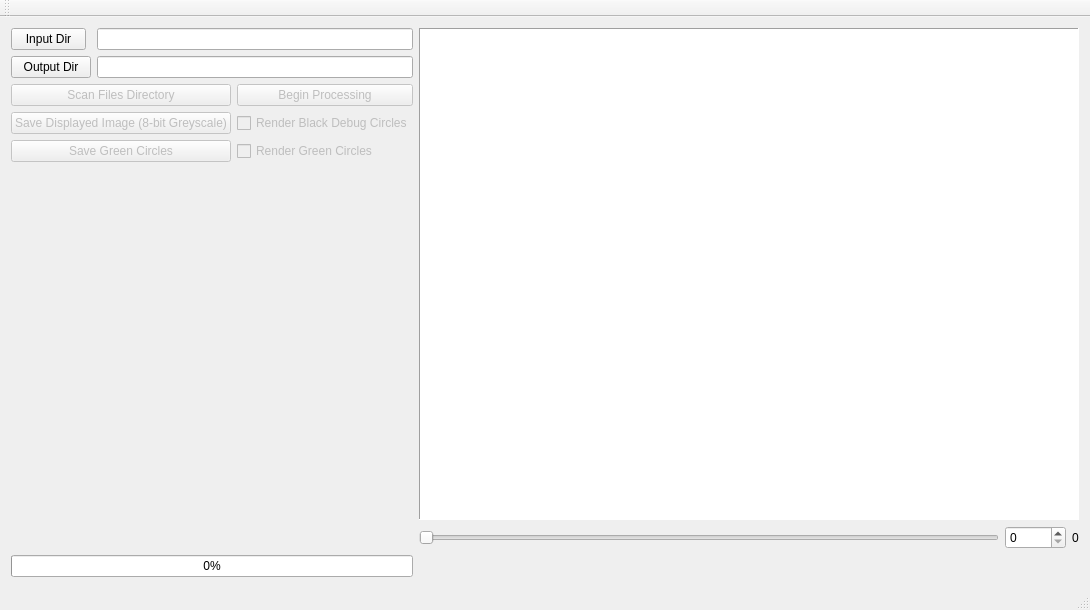
jimpelton/bsumg13, file imgproc/trunk/vs/ugip/ugip.ui: the form before one commit.
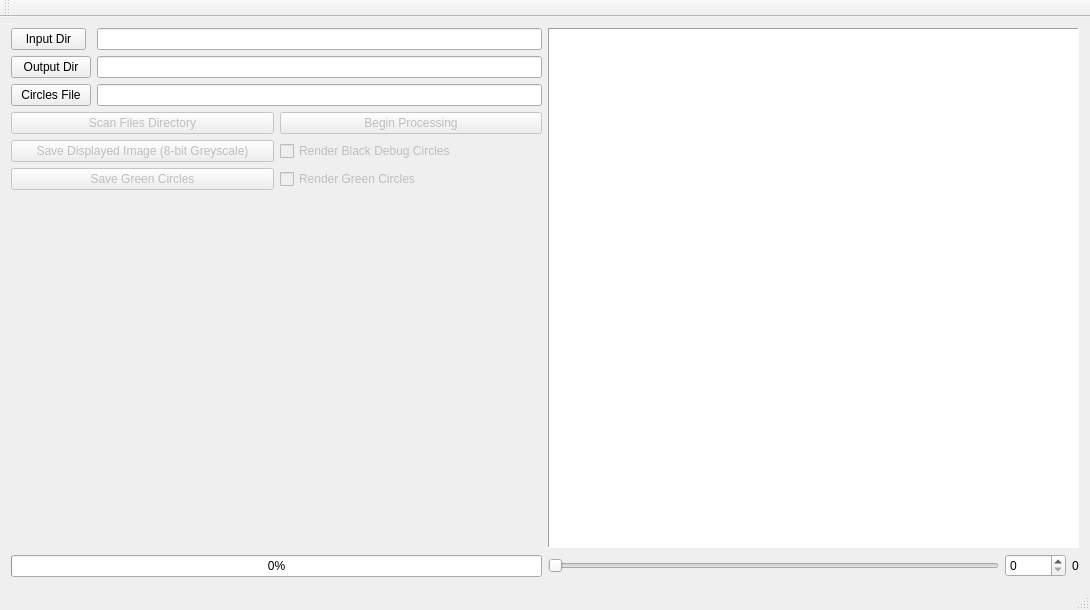
The form after the commit.

Commit message: Updated some comments in imgproc. Added preliminary circle file parsing in ugip.

What changed in the file:
```diff
--- a/imgproc/trunk/vs/ugip/ugip.ui
+++ b/imgproc/trunk/vs/ugip/ugip.ui
@@ -116,24 +116,24 @@
           </property>
          </widget>
         </item>
+        <item row="3" column="0">
+         <widget class="QPushButton" name="circlesFileBrowseButton">
+          <property name="text">
+           <string>Circles File</string>
+          </property>
+         </widget>
+        </item>
+        <item row="3" column="1">
+         <widget class="QLineEdit" name="circlesFileLineEdit"/>
+        </item>
        </layout>
       </item>
       <item>
-       <layout class="QGridLayout" name="gridLayout_3">
+       <layout class="QGridLayout" name="gridLayout_3" rowstretch="0,0,0,0,0,0,0,0,0,0">
         <property name="sizeConstraint">
          <enum>QLayout::SetMaximumSize</enum>
         </property>
-        <item row="1" column="0">
-         <widget class="QPushButton" name="scanFilesButton">
-          <property name="enabled">
-           <bool>false</bool>
-          </property>
-          <property name="text">
-           <string>Scan Files Directory</string>
-          </property>
-         </widget>
-        </item>
-        <item row="7" column="0">
+        <item row="6" column="0">
          <spacer name="verticalSpacer">
           <property name="orientation">
            <enum>Qt::Vertical</enum>
@@ -149,10 +149,36 @@
           </property>
          </spacer>
         </item>
-        <item row="8" column="0">
+        <item row="0" column="0">
+         <widget class="QPushButton" name="scanFilesButton">
+          <property name="enabled">
+           <bool>false</bool>
+          </property>
+          <property name="text">
+           <string>Scan Files Directory</string>
+          </property>
+         </widget>
+        </item>
+        <item row="8" column="0" colspan="2">
+         <widget class="QProgressBar" name="progressBar">
+          <property name="sizePolicy">
+           <sizepolicy hsizetype="Minimum" vsizetype="Fixed">
+            <horstretch>0</horstretch>
+            <verstretch>0</verstretch>
+           </sizepolicy>
+          </property>
+          <property name="value">
+           <number>0</number>
+          </property>
+          <property name="invertedAppearance">
+           <bool>false</bool>
+          </property>
+         </widget>
+        </item>
+        <item row="9" column="0">
          <layout class="QHBoxLayout" name="filesHBoxLayout"/>
         </item>
-        <item row="5" column="1">
+        <item row="4" column="1">
          <widget class="QCheckBox" name="renderGreenCirclesCheckbox">
           <property name="enabled">
            <bool>false</bool>
@@ -162,7 +188,7 @@
           </property>
          </widget>
         </item>
-        <item row="2" column="1">
+        <item row="1" column="1">
          <widget class="QCheckBox" name="renderDebugCirclesCheckbox">
           <property name="enabled">
            <bool>false</bool>
@@ -172,7 +198,7 @@
           </property>
          </widget>
         </item>
-        <item row="1" column="1">
+        <item row="0" column="1">
          <widget class="QPushButton" name="pushButton">
           <property name="enabled">
            <bool>false</bool>
@@ -182,7 +208,7 @@
           </property>
          </widget>
         </item>
-        <item row="2" column="0">
+        <item row="1" column="0">
          <widget class="QPushButton" name="saveDisplayedImageButton">
           <property name="enabled">
            <bool>false</bool>
@@ -192,7 +218,7 @@
           </property>
          </widget>
         </item>
-        <item row="5" column="0">
+        <item row="4" column="0">
          <widget class="QPushButton" name="saveGreenCirclesButton">
           <property name="enabled">
            <bool>false</bool>
@@ -206,22 +232,6 @@
       </item>
      </layout>
     </item>
-    <item row="1" column="1">
-     <widget class="QProgressBar" name="progressBar">
-      <property name="sizePolicy">
-       <sizepolicy hsizetype="Minimum" vsizetype="Fixed">
-        <horstretch>0</horstretch>
-        <verstretch>0</verstretch>
-       </sizepolicy>
-      </property>
-      <property name="value">
-       <number>0</number>
-      </property>
-      <property name="invertedAppearance">
-       <bool>false</bool>
-      </property>
-     </widget>
-    </item>
    </layout>
   </widget>
   <widget class="QMenuBar" name="menuBar">
```
Left out of the diff: 10 changed lines with no effect on the pictures. The commit also changes 18 other files.
